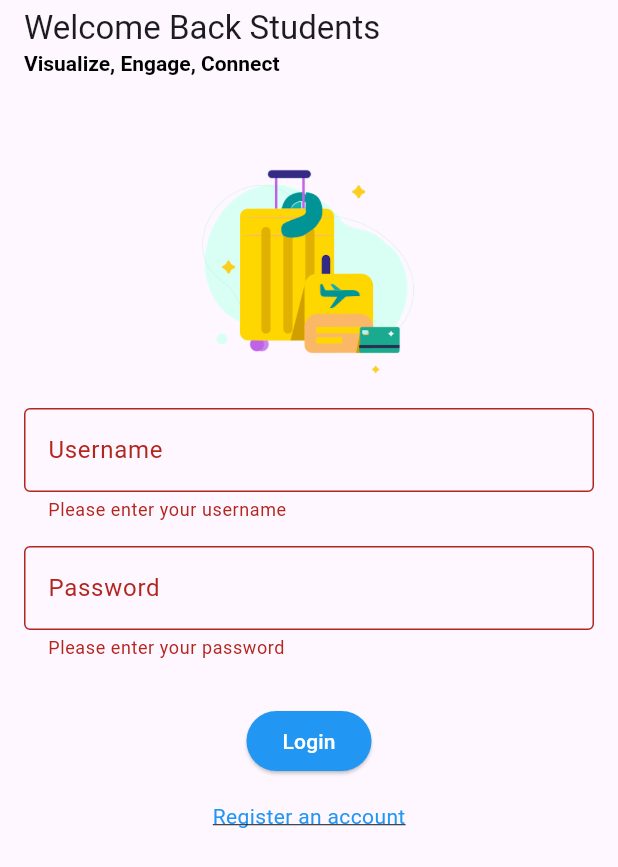
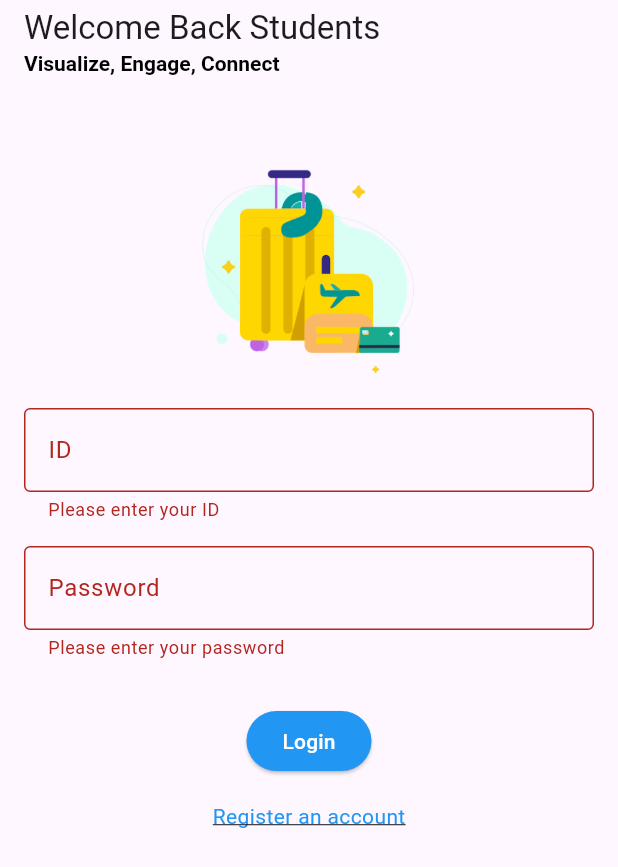
Before and after one commit to Takimoru/journey_await, a Flutter app: the screen it shows after launch, after a tap on "Login", on a phone screen of 412 x 824 dp. Shown: the top 867 px of the screen. Run offline on Flutter 3.47's test engine with Material 3 defaults, Android fonts, the phone set to English and light mode, and no system bars; our stand-ins replace shared_preferences.

Commit message:
successfully crud and login register

```diff
--- a/lib/login page/loginpage.dart
+++ b/lib/login page/loginpage.dart
@@ -1,7 +1,9 @@
+import 'dart:convert';
 import 'package:flutter/material.dart';
 import 'package:aplikasiwisata/pages/home_page.dart';
-import 'package:aplikasiwisata/login%20page/register.dart';
+import 'package:aplikasiwisata/login page/register.dart';
 import 'package:shared_preferences/shared_preferences.dart';
+import 'package:http/http.dart' as http;
 
 class LoginPage extends StatefulWidget {
   const LoginPage({super.key});
@@ -12,38 +14,78 @@ class LoginPage extends StatefulWidget {
 
 class _LoginPageState extends State<LoginPage> {
   final _formKey = GlobalKey<FormState>();
-  final TextEditingController _usernameController = TextEditingController();
+  final TextEditingController _idController = TextEditingController();
   final TextEditingController _passwordController = TextEditingController();
 
   @override
   void dispose() {
-    _usernameController.dispose();
+    _idController.dispose();
     _passwordController.dispose();
     super.dispose();
   }
 
   void _login() async {
     if (_formKey.currentState!.validate()) {
-      SharedPreferences prefs = await SharedPreferences.getInstance();
-      final storedUsername = prefs.getString('username');
-      final storedPassword = prefs.getString('password');
+      final url = Uri.parse('http://192.168.1.2:8080/login'); // Update with your local IP
+      final body = jsonEncode({
+        'id': int.parse(_idController.text),
+        'password': _passwordController.text,
+      });
+      print('Sending login request: $body');
 
-      if (_usernameController.text == storedUsername &&
-          _passwordController.text == storedPassword) {
-        // Login successful
-        await prefs.setBool('isLoggedIn', true);
-        Navigator.pushReplacement(
-          context,
-          MaterialPageRoute(builder: (context) => HomePage()),
+      try {
+        final response = await http.post(
+          url,
+          headers: {'Content-Type': 'application/json'},
+          body: body,
         );
-      } else {
-        // Login failed
+
+        print('Response status: ${response.statusCode}');
+        print('Response body: ${response.body}');
+
+        if (response.statusCode == 200) {
+          final responseData = jsonDecode(response.body);
+          SharedPreferences prefs = await SharedPreferences.getInstance();
+          await prefs.setBool('isLoggedIn', true);
+          await prefs.setInt('userId', responseData['user']['id']);
+          await prefs.setString('username', responseData['user']['name']);
+
+          Navigator.pushReplacement(
+            context,
+            MaterialPageRoute(builder: (context) => HomePage()),
+          );
+        } else {
+          final responseData = jsonDecode(response.body);
+          print('Error: ${responseData['message']}');
+          if (responseData['error'] != null) {
+            print('Error details: ${responseData['error']}');
+          }
+          showDialog(
+            context: context,
+            builder: (context) {
+              return AlertDialog(
+                title: Text('Login Failed'),
+                content: Text(responseData['message']),
+                actions: [
+                  TextButton(
+                    onPressed: () {
+                      Navigator.of(context).pop();
+                    },
+                    child: Text('OK'),
+                  ),
+                ],
+              );
+            },
+          );
+        }
+      } catch (error) {
+        print('Request failed with error: $error');
         showDialog(
           context: context,
           builder: (context) {
             return AlertDialog(
               title: Text('Login Failed'),
-              content: Text('Invalid username or password. Please try again.'),
+              content: Text('An error occurred. Please try again.'),
               actions: [
                 TextButton(
                   onPressed: () {
@@ -97,15 +139,15 @@ class _LoginPageState extends State<LoginPage> {
                     mainAxisAlignment: MainAxisAlignment.center,
                     children: <Widget>[
                       TextFormField(
-                        controller: _usernameController,
+                        controller: _idController,
                         decoration: InputDecoration(
-                          labelText: 'Username',
+                          labelText: 'ID',
                           border: OutlineInputBorder(),
                         ),
-                        keyboardType: TextInputType.text,
+                        keyboardType: TextInputType.number,
                         validator: (value) {
                           if (value == null || value.isEmpty) {
-                            return 'Please enter your username';
+                            return 'Please enter your ID';
                           }
                           return null;
                         },
```
